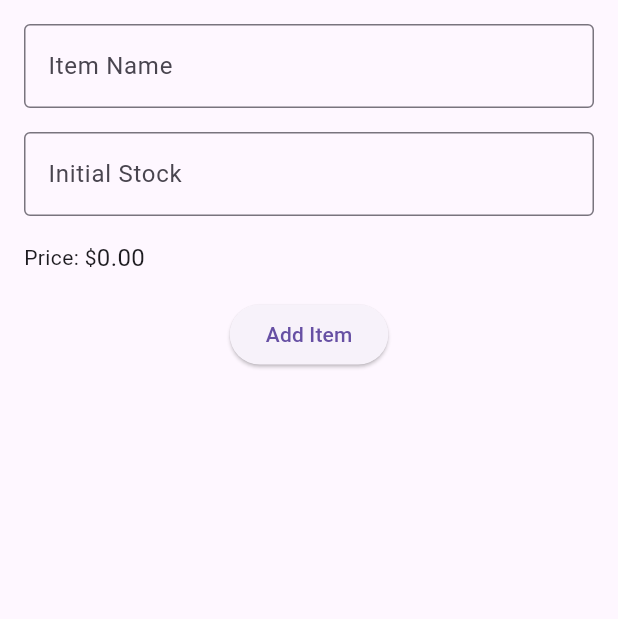
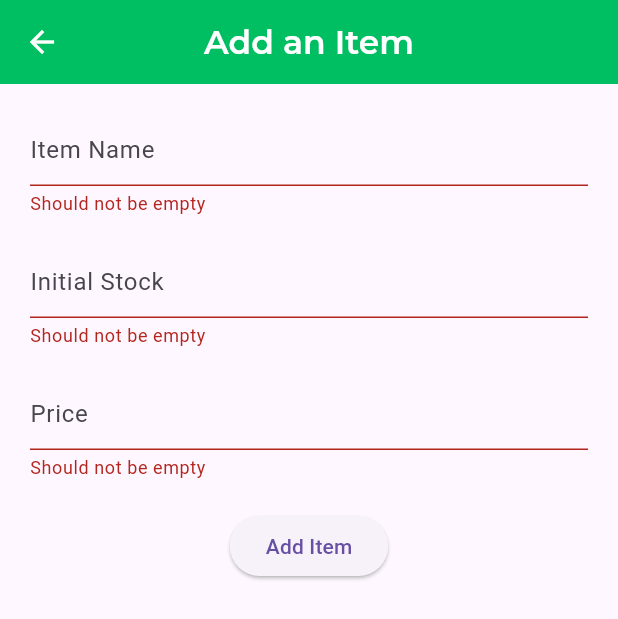
Before and after one commit to SheenAmol141/bionexus_admin, a Flutter app: the AddInventoryItem screen opened directly, after a tap on "Add Item", on a phone screen of 412 x 824 dp. Shown: the top 619 px of the screen. Run offline on Flutter 3.47's test engine with Material 3 defaults, Android fonts, the phone set to English and light mode, and no system bars; our stand-ins replace cloud_firestore, firebase_auth, firebase_core, flutter_multi_formatter, google_fonts, shared_preferences and 1 more; missing offline and left inert: firebase_ui_auth; accounts and stored records are empty; project files that could hold a hidden picture were left out.

Commit message:
start inventory

```diff
--- a/lib/main.dart
+++ b/lib/main.dart
@@ -4,6 +4,7 @@ import 'package:bionexus_admin/firebase_options.dart';
 import 'package:bionexus_admin/subpages/main_screen.dart';
 import 'package:bionexus_admin/subpages/onboarding_screen.dart';
 import 'package:bionexus_admin/subpages/splash.dart';
+import 'package:cloud_firestore/cloud_firestore.dart';
 import 'package:firebase_core/firebase_core.dart';
 import 'package:flutter/material.dart';
 import 'package:flutter/rendering.dart';
@@ -24,6 +25,8 @@ Future main() async {
     home: Splash(showOnboard: showOnboard),
   ));
 }
+
+final firebase = FirebaseFirestore.instance;
 
 class MyApp extends StatefulWidget {
   final bool showOnboard;
--- a/lib/subpages/inventory_page.dart
+++ b/lib/subpages/inventory_page.dart
@@ -1,5 +1,12 @@
+import 'package:bionexus_admin/db_helper.dart';
+import 'package:bionexus_admin/hex_color.dart';
+import 'package:bionexus_admin/main.dart';
 import 'package:bionexus_admin/templates.dart';
+import 'package:cloud_firestore/cloud_firestore.dart';
 import 'package:flutter/material.dart';
+import 'package:flutter/services.dart';
+import 'package:flutter_multi_formatter/flutter_multi_formatter.dart';
+import 'package:google_fonts/google_fonts.dart';
 
 class InventoryPage extends StatefulWidget {
   const InventoryPage({super.key});
@@ -11,114 +18,121 @@ class InventoryPage extends StatefulWidget {
 class _InventoryPageState extends State<InventoryPage> {
   @override
   Widget build(BuildContext context) {
+    void getInventory() {} // TODO: INVENTORY
+
     return Scaffold(
       floatingActionButton: FloatingActionButton(
+          backgroundColor: AERO,
+          foregroundColor: Colors.white,
+          focusColor: EMERALD,
+          hoverColor: EMERALD,
           child: Icon(Icons.add),
           onPressed: () => Navigator.of(context).push(MaterialPageRoute(
-              builder: (context) => Material(child: AddInventoryItem())))),
-      body: Container(),
+              builder: (context) =>
+                  const Material(child: AddInventoryItem())))),
+      body: ListView.separated(
+          itemBuilder: (context, index) {},
+          separatorBuilder: (context, index) => SizedBox(
+                height: 20,
+              ),
+          itemCount: itemCount),
     );
   }
 }
 
-// class AddInventoryItem extends StatelessWidget {
-//   const AddInventoryItem({super.key});
-
-//   @override
-//   Widget build(BuildContext context) {
-//     return Center(
-//       child: CardTemplate(
-//           child: Column(
-//         crossAxisAlignment: CrossAxisAlignment.center,
-//         children: [],
-//       )),
-//     );
-//   }
-// }
-
-class AddInventoryItem extends StatefulWidget {
-  const AddInventoryItem({Key? key}) : super(key: key);
-
-  @override
-  State<AddInventoryItem> createState() => _AddInventoryItemState();
-}
-
-class _AddInventoryItemState extends State<AddInventoryItem> {
-  final _itemNameController = TextEditingController();
-  final _initialStockController = TextEditingController();
-  double _price = 0.0;
-
-  @override
-  void dispose() {
-    _itemNameController.dispose();
-    _initialStockController.dispose();
-    super.dispose();
-  }
+class AddInventoryItem extends StatelessWidget {
+  const AddInventoryItem({super.key});
 
   @override
   Widget build(BuildContext context) {
-    return Container(
-      padding: const EdgeInsets.all(16.0),
+    TextEditingController _price = TextEditingController();
+    TextEditingController _initialStock = TextEditingController();
+    TextEditingController _itemName = TextEditingController();
+    final key = GlobalKey<FormState>();
+    return Scaffold(
+      appBar: AppBar(
+        centerTitle: true,
+        title: Text("Add an Item",
+            style: GoogleFonts.montserrat(
+                fontWeight: FontWeight.w600, color: Colors.white)),
+        iconTheme: IconThemeData(color: Colors.white),
+        backgroundColor: EMERALD,
+      ),
+      body: Form(
+        key: key,
+        child: Container(
+          padding: EdgeInsets.all(20),
           child: Column(
             children: [
-          TextField(
-            controller: _itemNameController,
-            decoration: const InputDecoration(
-              labelText: "Item Name",
-              border: OutlineInputBorder(),
+              TextFormField(
+                controller: _itemName,
+                decoration: InputDecoration(hintText: "Item Name"),
+                validator: (value) => value == ''
+                    ? "Should not be empty"
+                    : value!.length < 3
+                        ? "Should not be less than 3"
+                        : null,
               ),
+              SizedBox(
+                height: 20,
               ),
-          const SizedBox(height: 16.0),
-          TextField(
-            controller: _initialStockController,
+              TextFormField(
+                inputFormatters: [FilteringTextInputFormatter.digitsOnly],
                 keyboardType: TextInputType.number,
-            decoration: const InputDecoration(
-              labelText: "Initial Stock",
-              border: OutlineInputBorder(),
+                controller: _initialStock,
+                decoration: InputDecoration(hintText: "Initial Stock"),
+                validator: (value) =>
+                    value == '' ? "Should not be empty" : null,
               ),
+              SizedBox(
+                height: 20,
               ),
-          const SizedBox(height: 16.0),
-          Row(
-            children: [
-              Text("Price: \$"),
-              Expanded(
-                child: Stack(
-                  children: [
-                    // Show current price as text
-                    Text(
-                      _price.toStringAsFixed(2),
-                      style: const TextStyle(fontSize: 16.0),
+              TextFormField(
+                validator: (value) =>
+                    value == '' ? "Should not be empty" : null,
+                controller: _price,
+                keyboardType: TextInputType.number,
+                inputFormatters: [
+                  MoneyInputFormatter(
+                      leadingSymbol: MoneySymbols.DOLLAR_SIGN,
+                      useSymbolPadding: true,
+                      mantissaLength: 2 // the length of the fractional side
+                      )
+                ],
+                decoration: InputDecoration(hintText: "Price"),
               ),
-                    // Draggable widget to update price
-                    Positioned.fill(
-                      child: GestureDetector(
-                        onHorizontalDragUpdate: (details) {
-                          setState(() {
-                            _price = (_price + details.delta.dx / 10)
-                                .clamp(0.0, double.infinity);
+              SizedBox(
+                height: 20,
+              ),
+              ElevatedButton(
+                  onPressed: () async {
+                    // add item to firestore
+                    final good = key.currentState!.validate();
+                    if (good) {
+                      FirebaseFirestore.instance
+                          .collection("Teams")
+                          .doc(await getTeam())
+                          .collection("Inventory")
+                          .doc("${_itemName.text}")
+                          .set({
+                        "item_name": _itemName.text,
+                        "stock": int.parse(_initialStock.text),
+                        "price":
+                            (double.parse(toNumericString(_price.text)) / 100)
+                      }).then((value) {
+                        ScaffoldMessenger.of(context).showSnackBar(
+                            const SnackBar(
+                                content: Text("Item added successfuly")));
+                        Navigator.of(context).pop();
                       });
+
+                      print(double.parse(toNumericString(_price.text)) / 100);
+                    }
                   },
-                      ),
-                    ),
+                  child: Text("Add Item"))
             ],
           ),
         ),
-            ],
-          ),
-          const SizedBox(height: 16.0),
-          ElevatedButton(
-            onPressed: () {
-              // Handle form submission logic here
-              // Access item name, initial stock, and price from controllers
-              final itemName = _itemNameController.text;
-              final initialStock =
-                  int.tryParse(_initialStockController.text) ?? 0;
-
-              // Add logic to save the inventory item (e.g., to a database)
-            },
-            child: const Text("Add Item"),
-          ),
-        ],
       ),
     );
   }
--- a/pubspec.yaml
+++ b/pubspec.yaml
@@ -44,6 +44,7 @@ dependencies:
   video_player: ^2.8.4
   cloud_firestore: ^4.16.0
   google_fonts: ^6.2.1
+  flutter_multi_formatter: ^2.12.8
 
 dev_dependencies:
   flutter_test:
```
Also changed, not shown: lib/db_helper.dart (+17 -0 lines), lib/templates.dart (+54 -0 lines), pubspec.lock, 1 other file. Lines whose indentation alone changed are shown as unchanged.
